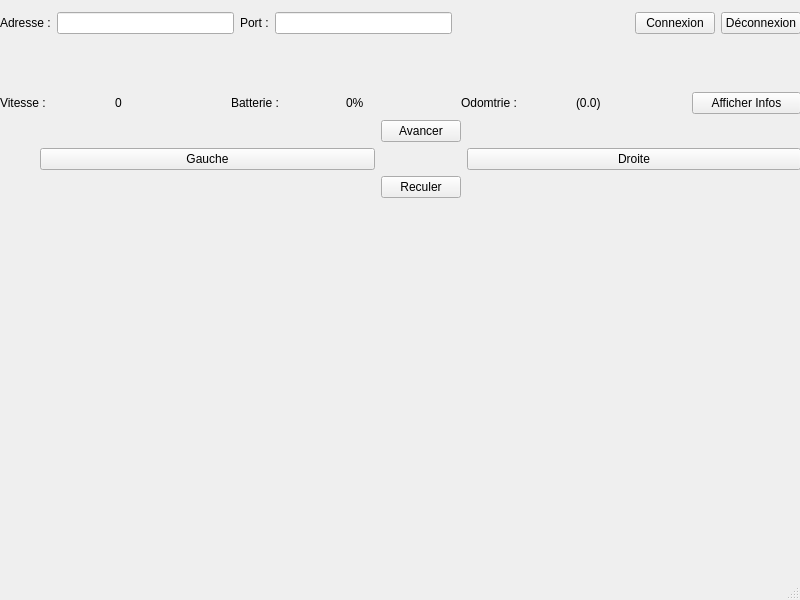
Above: wifiBot/mainwindow.ui from Pascaline-G/Projet_Wifibot before the change. Below: the same form after it.
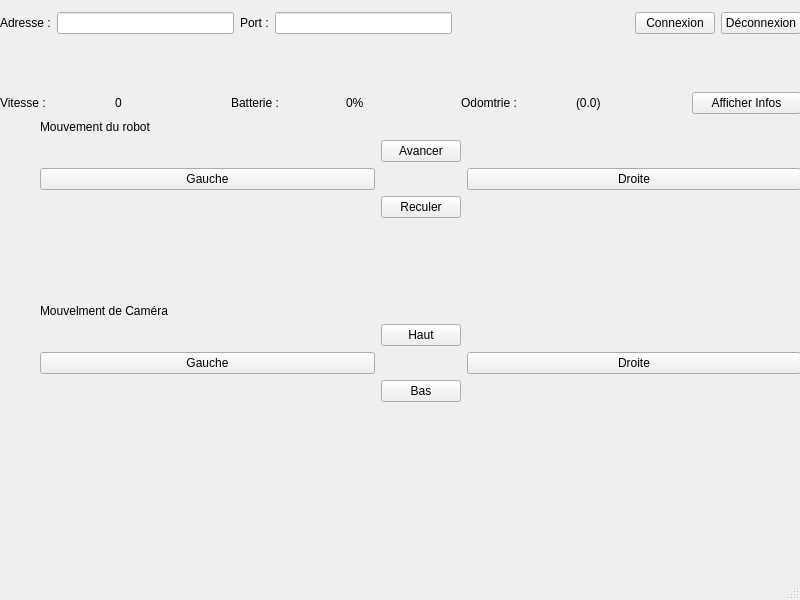
That is the form after the change.

Commit message:
Ajout des Mouvements de camera
Ajout des mouvements de caméra,
Ajout de bouton sur l'interface pour bouger la caméra

The edit to the form file:
```diff
--- a/wifiBot/mainwindow.ui
+++ b/wifiBot/mainwindow.ui
@@ -167,6 +167,13 @@
        </item>
        <item>
         <layout class="QVBoxLayout" name="verticalLayout_3">
+         <item>
+          <widget class="QLabel" name="label_5">
+           <property name="text">
+            <string>Mouvement du robot</string>
+           </property>
+          </widget>
+         </item>
          <item>
           <layout class="QGridLayout" name="gridLayout">
            <item row="0" column="1">
@@ -238,6 +245,84 @@
            </item>
           </layout>
          </item>
+         <item>
+          <widget class="QLabel" name="label_6">
+           <property name="text">
+            <string>Mouvelment de Caméra</string>
+           </property>
+          </widget>
+         </item>
+         <item>
+          <layout class="QGridLayout" name="gridLayout_2">
+           <item row="0" column="1">
+            <widget class="QPushButton" name="pBMoveCamUp">
+             <property name="text">
+              <string>Haut</string>
+             </property>
+            </widget>
+           </item>
+           <item row="1" column="0">
+            <widget class="QPushButton" name="pBMoveCamLeft">
+             <property name="text">
+              <string>Gauche</string>
+             </property>
+            </widget>
+           </item>
+           <item row="2" column="1">
+            <widget class="QPushButton" name="pBMoveCamDown">
+             <property name="text">
+              <string>Bas</string>
+             </property>
+            </widget>
+           </item>
+           <item row="0" column="2">
+            <spacer name="horizontalSpacer_5">
+             <property name="orientation">
+              <enum>Qt::Horizontal</enum>
+             </property>
+             <property name="sizeHint" stdset="0">
+              <size>
+               <width>40</width>
+               <height>20</height>
+              </size>
+             </property>
+            </spacer>
+           </item>
+           <item row="1" column="2">
+            <widget class="QPushButton" name="pBMoveCamRight">
+             <property name="text">
+              <string>Droite</string>
+             </property>
+            </widget>
+           </item>
+           <item row="0" column="0">
+            <spacer name="horizontalSpacer_6">
+             <property name="orientation">
+              <enum>Qt::Horizontal</enum>
+             </property>
+             <property name="sizeHint" stdset="0">
+              <size>
+               <width>40</width>
+               <height>20</height>
+              </size>
+             </property>
+            </spacer>
+           </item>
+           <item row="3" column="1">
+            <spacer name="verticalSpacer_3">
+             <property name="orientation">
+              <enum>Qt::Vertical</enum>
+             </property>
+             <property name="sizeHint" stdset="0">
+              <size>
+               <width>20</width>
+               <height>40</height>
+              </size>
+             </property>
+            </spacer>
+           </item>
+          </layout>
+         </item>
         </layout>
        </item>
       </layout>
```
Left out of the diff: 2 changed lines with no effect on the pictures. The commit also changes 4 other files.
